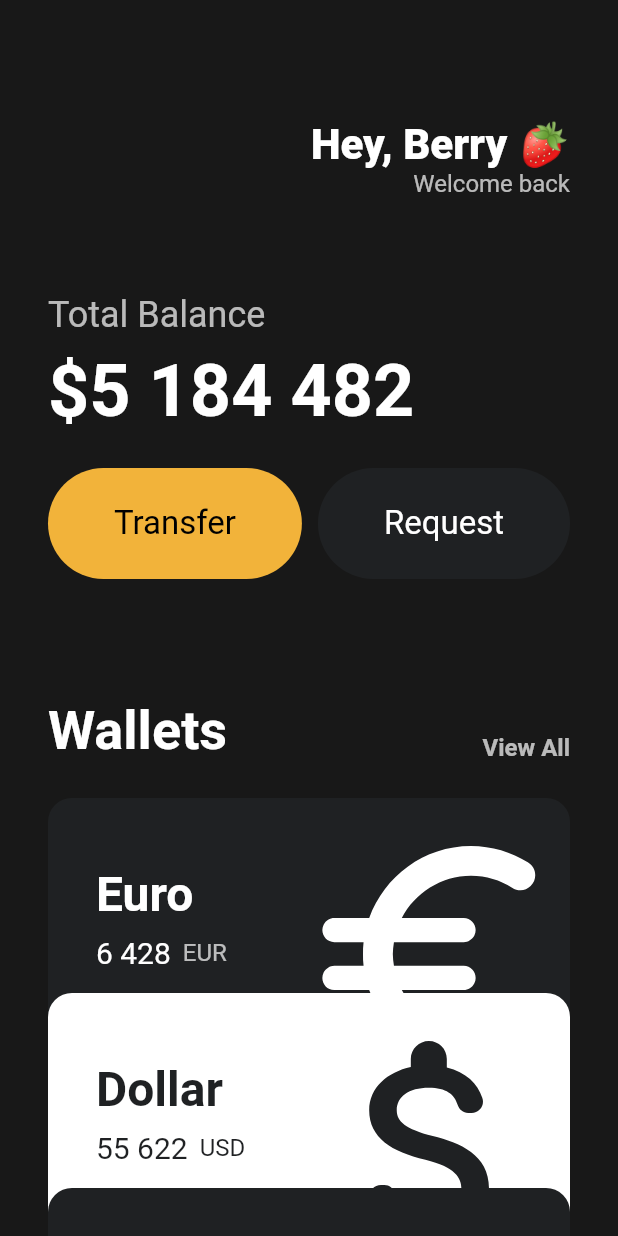
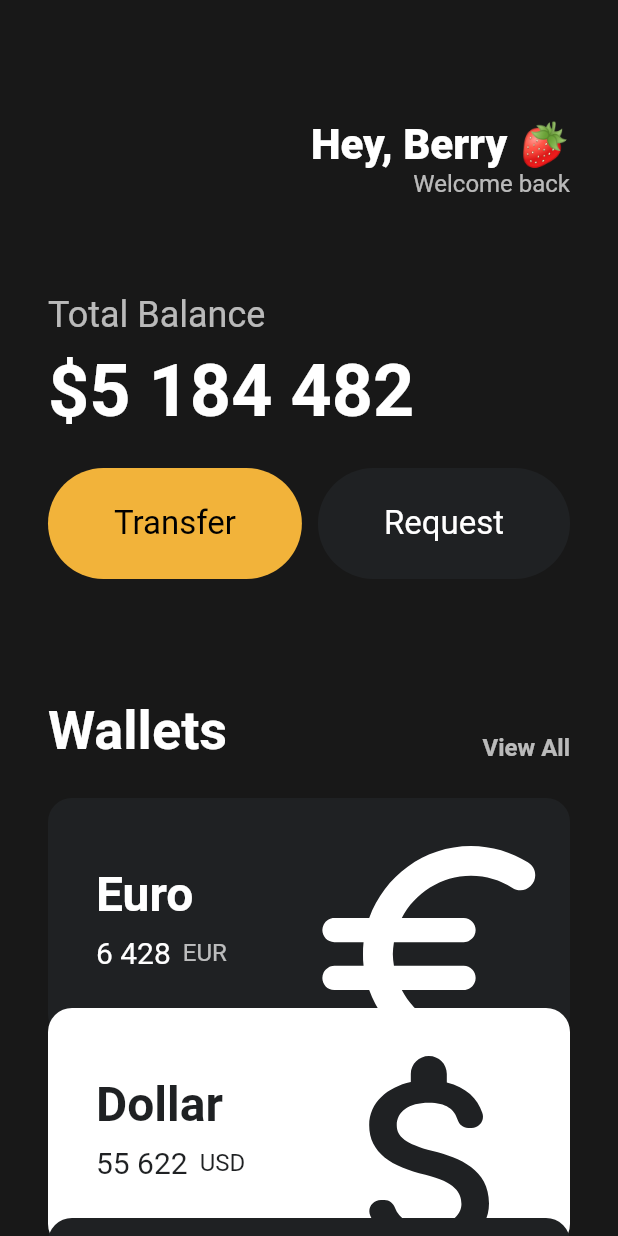
Before and after one commit to seoziyeong/nomadcoder-flutter-webtoon, a Flutter app: the screen it shows after launch, on a phone screen of 412 x 824 dp. Run offline on Flutter 3.47's test engine with Material 2 defaults, Android fonts, the phone set to English and light mode, and no system bars.

Commit message:
refactor : Card ui의 Transform 속성 위젯 내에서 처리

```diff
--- a/lib/main.dart
+++ b/lib/main.dart
@@ -122,26 +122,23 @@
                   amount: "6 428",
                   icon: Icons.euro_rounded,
                   isInverted: false,
+                  offsetOrder: 0,
                 ),
-                Transform.translate(
-                  offset: const Offset(0, -30),
-                  child: const CurrencyCard(
+                const CurrencyCard(
                   name: "Dollar",
                   code: "USD",
                   amount: "55 622",
                   icon: Icons.attach_money_rounded,
                   isInverted: true,
+                  offsetOrder: -20,
                 ),
-                ),
-                Transform.translate(
-                  offset: const Offset(0, -60),
-                  child: const CurrencyCard(
+                const CurrencyCard(
                   name: "Rupee",
                   code: "INR",
                   amount: "28 981",
                   icon: Icons.currency_rupee_rounded,
                   isInverted: false,
-                  ),
+                  offsetOrder: -40,
                 ),
               ],
             ),
--- a/lib/widgets/currency_card.dart
+++ b/lib/widgets/currency_card.dart
@@ -4,6 +4,7 @@ class CurrencyCard extends StatelessWidget {
   final String name, code, amount;
   final IconData icon;
   final bool isInverted;
+  final double offsetOrder;
 
   final _blackColor = const Color(0xFF1F2123);
 
@@ -14,11 +15,17 @@ class CurrencyCard extends StatelessWidget {
     required this.amount,
     required this.icon,
     required this.isInverted,
+    required this.offsetOrder,
   });
 
   @override
   Widget build(BuildContext context) {
-    return Container(
+    return Transform.translate(
+      offset: Offset(
+        0,
+        offsetOrder,
+      ),
+      child: Container(
         clipBehavior: Clip.hardEdge, // overflow: hidden;
         decoration: BoxDecoration(
             color: isInverted ? Colors.white : _blackColor,
@@ -81,6 +88,7 @@ class CurrencyCard extends StatelessWidget {
             ],
           ),
         ),
+      ),
     );
   }
 }
```
Lines whose indentation alone changed are shown as unchanged.
